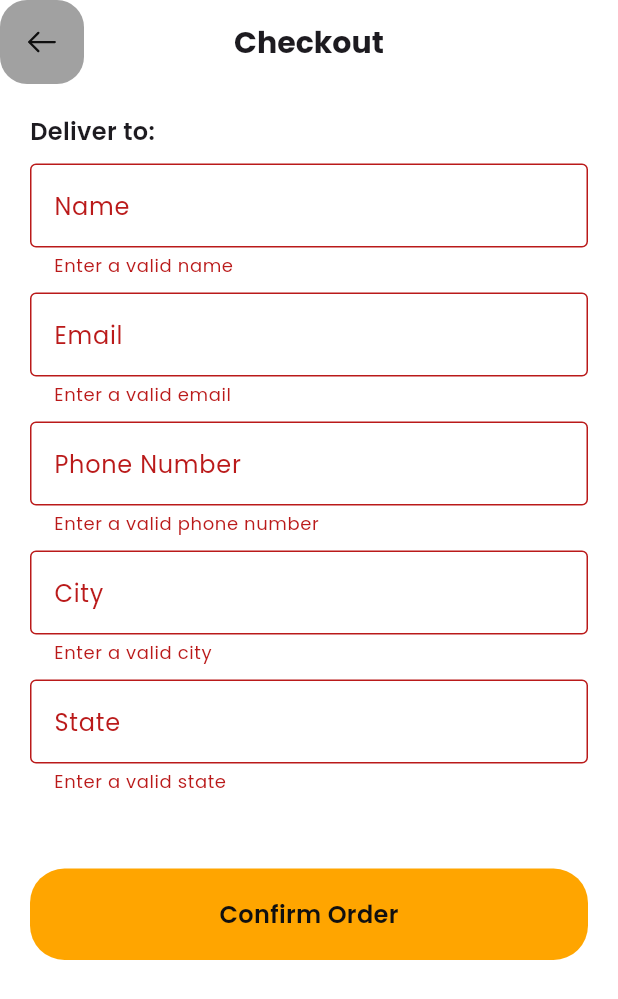
After one commit to AnthonyAniobi/Food-Ordering-App, a Flutter app: the CheckoutScreen screen opened directly, after a tap on "Confirm Order", on a phone screen of 412 x 824 dp. The commit adds this screen. Shown: the top 999 px of the screen. Run offline on Flutter 3.47's test engine with Material 3 defaults, Android fonts, the phone set to English and light mode, and no system bars; our stand-ins replace cloud_firestore, device_info_plus, dotted_line, firebase_core, flutter_svg, google_fonts and 1 more; missing offline and left inert: flutter_stripe; accounts and stored records are empty.

Commit message:
add payment to checkout

```diff
--- /dev/null
+++ b/lib/bag/checkout_screen.dart
@@ -0,0 +1,260 @@
+import 'dart:convert';
+import 'dart:io';
+
+import 'package:cloud_firestore/cloud_firestore.dart';
+import 'package:device_info_plus/device_info_plus.dart';
+import 'package:flutter/material.dart';
+import 'package:flutter_stripe/flutter_stripe.dart';
+import 'package:food_ordering_app/bag/checkout_success_screen.dart';
+import 'package:food_ordering_app/bag/model/bag_model.dart';
+import 'package:food_ordering_app/constants/secret_keys.dart';
+import 'package:food_ordering_app/orders/model/address_model.dart';
+import 'package:food_ordering_app/orders/model/order_model.dart';
+import 'package:food_ordering_app/widgets/custom_back_button.dart';
+import 'package:food_ordering_app/widgets/primary_button.dart';
+
+import 'package:http/http.dart' as http;
+import 'package:uuid/uuid.dart';
+
+class CheckoutScreen extends StatefulWidget {
+  const CheckoutScreen({super.key});
+
+  @override
+  State<CheckoutScreen> createState() => _CheckoutScreenState();
+}
+
+class _CheckoutScreenState extends State<CheckoutScreen> {
+  ValueNotifier<bool> processingPayment = ValueNotifier(false);
+
+  GlobalKey<FormState> formState = GlobalKey();
+
+  final TextEditingController nameController = TextEditingController();
+  final TextEditingController emailController = TextEditingController();
+  final TextEditingController phoneController = TextEditingController();
+  final TextEditingController addressController = TextEditingController();
+  final TextEditingController cityController = TextEditingController();
+  final TextEditingController stateController = TextEditingController();
+
+  @override
+  Widget build(BuildContext context) {
+    return Scaffold(
+      backgroundColor: Colors.white,
+      appBar: AppBar(
+        forceMaterialTransparency: true,
+        leading: CustomBackButton(darkBackground: true),
+        centerTitle: true,
+        title: Text(
+          'Checkout',
+          style: TextStyle(fontSize: 20, fontWeight: FontWeight.bold),
+        ),
+      ),
+      body: Form(
+        key: formState,
+        child: ListView(
+          padding: EdgeInsets.symmetric(horizontal: 20),
+          children: [
+            SizedBox(height: 20),
+            Text(
+              'Deliver to:',
+              style: TextStyle(fontSize: 16, fontWeight: FontWeight.w600),
+            ),
+            SizedBox(height: 10),
+            TextFormField(
+              controller: nameController,
+              decoration: InputDecoration(
+                label: Text('Name'),
+                border: OutlineInputBorder(),
+              ),
+              validator:
+                  (txt) => (txt?.isEmpty ?? true) ? 'Enter a valid name' : null,
+            ),
+            SizedBox(height: 10),
+            TextFormField(
+              controller: emailController,
+              decoration: InputDecoration(
+                label: Text('Email'),
+                border: OutlineInputBorder(),
+              ),
+              validator:
+                  (txt) =>
+                      (txt?.isEmpty ?? true) ? 'Enter a valid email' : null,
+            ),
+            SizedBox(height: 10),
+            TextFormField(
+              controller: phoneController,
+              decoration: InputDecoration(
+                label: Text('Phone Number'),
+                border: OutlineInputBorder(),
+              ),
+              validator:
+                  (txt) =>
+                      (txt?.isEmpty ?? true)
+                          ? 'Enter a valid phone number'
+                          : null,
+            ),
+            SizedBox(height: 10),
+            TextFormField(
+              controller: cityController,
+              decoration: InputDecoration(
+                label: Text('City'),
+                border: OutlineInputBorder(),
+              ),
+              validator:
+                  (txt) => (txt?.isEmpty ?? true) ? 'Enter a valid city' : null,
+            ),
+            SizedBox(height: 10),
+            TextFormField(
+              controller: stateController,
+              decoration: InputDecoration(
+                label: Text('State'),
+                border: OutlineInputBorder(),
+              ),
+              validator:
+                  (txt) =>
+                      (txt?.isEmpty ?? true) ? 'Enter a valid state' : null,
+            ),
+            SizedBox(height: 50),
+            ValueListenableBuilder(
+              valueListenable: processingPayment,
+              builder: (context, loading, _) {
+                return PrimaryButton(
+                  onTap: makePayment,
+                  text: 'Confirm Order',
+                  isLoading: loading,
+                );
+              },
+            ),
+            SizedBox(height: 50),
+          ],
+        ),
+      ),
+    );
+  }
+
+  Future<void> makePayment() async {
+    if (formState.currentState?.validate() != true) {
+      return;
+    }
+
+    processingPayment.value = true;
+    try {
+      final bag = BagModel();
+      double cartPrice = bag.totalPrice;
+      double deliveryFee = 12.0;
+      double amountInCents = (cartPrice + deliveryFee) * 100;
+      final uniqueId = Uuid().v4();
+      final deviceId = await getDeviceId();
+      final address = UserAdressModel(
+        name: nameController.text,
+        phoneNumber: phoneController.text,
+        address: addressController.text,
+        state: stateController.text,
+        city: cityController.text,
+        country: 'US',
+      );
+
+      final order = OrderModel(
+        deviceId: deviceId,
+        orderId: uniqueId,
+        status: 'pending',
+        date: DateTime.now(),
+        items: bag.items,
+        deliveryFee: deliveryFee,
+        address: address,
+        info: null,
+      );
+
+      final paymentIntentData = await _createPaymentIntent(
+        amountInCents.round(),
+        'usd',
+      );
+
+      await Stripe.instance.initPaymentSheet(
+        paymentSheetParameters: SetupPaymentSheetParameters(
+          merchantDisplayName: "Restaurant App",
+          paymentIntentClientSecret: paymentIntentData['client_secret'],
+          style: ThemeMode.light,
+          billingDetails: BillingDetails(
+            phone: phoneController.text,
+            email: emailController.text,
+            address: Address(
+              city: cityController.text,
+              country: 'US',
+              line1: addressController.text,
+              line2: null,
+              postalCode: null,
+              state: stateController.text,
+            ),
+          ),
+          billingDetailsCollectionConfiguration:
+              BillingDetailsCollectionConfiguration(
+                name: CollectionMode.always,
+                address: AddressCollectionMode.never,
+                attachDefaultsToPaymentMethod: true,
+                email: CollectionMode.never,
+                phone: CollectionMode.never,
+              ),
+        ),
+      );
+
+      await Stripe.instance.presentPaymentSheet();
+
+      await FirebaseFirestore.instance
+          .collection('orders')
+          .doc(uniqueId)
+          .set(order.toJson());
+
+      Navigator.push(
+        context,
+        MaterialPageRoute(
+          builder: (context) {
+            return CheckoutSuccessScreen();
+          },
+        ),
+      );
+      bag.clearCart();
+    } on StripeException catch (e) {
+      ScaffoldMessenger.of(context).showSnackBar(
+        SnackBar(content: Text("Error: ${e.error.localizedMessage}")),
+      );
+    } catch (e) {
+      ScaffoldMessenger.of(
+        context,
+      ).showSnackBar(SnackBar(content: Text("Error: $e")));
+    } finally {
+      processingPayment.value = false;
+    }
+  }
+
+  Future<Map<String, dynamic>> _createPaymentIntent(
+    int amount,
+    String currency,
+  ) async {
+    final url = Uri.parse('https://api.stripe.com/v1/payment_intents');
+
+    final response = await http.post(
+      url,
+      body: {'amount': amount.toString(), 'currency': currency},
+      headers: {'Authorization': 'Bearer $stripeSecretKey'},
+    );
+
+    if (response.statusCode != 200) {
+      throw Exception('Failed to create Payment Intent: ${response.body}');
+    }
+
+    return jsonDecode(response.body);
+  }
+
+  Future<String> getDeviceId() async {
+    final deviceInfo = DeviceInfoPlugin();
+    if (Platform.isAndroid) {
+      final androidInfo = await deviceInfo.androidInfo;
+      return androidInfo.id;
+    } else if (Platform.isIOS) {
+      final iosInfo = await deviceInfo.iosInfo;
+      return iosInfo.identifierForVendor ?? '';
+    } else {
+      return '';
+    }
+  }
+}
--- a/lib/bag/model/bag_item.dart
+++ b/lib/bag/model/bag_item.dart
@@ -22,4 +22,30 @@ class BagItem {
     required this.details,
     this.quantity = 1,
   });
+
+  factory BagItem.fromJson(Map<String, dynamic> json) {
+    return BagItem(
+      productId: json['productId'],
+      restaurantId: json['restaurantId'],
+      restaurantName: json['restaurantName'],
+      name: json['name'],
+      image: json['image'],
+      size: json['size'],
+      price: json['price'],
+      details: json['details'],
+      quantity: json['quantity'],
+    );
+  }
+
+  Map<String, dynamic> toJson() => {
+    'productId': productId,
+    'restaurantId': restaurantId,
+    'restaurantName': restaurantName,
+    'name': name,
+    'image': image,
+    'size': size,
+    'price': price,
+    'details': details,
+    'quantity': quantity,
+  };
 }
--- a/lib/bag/model/bag_model.dart
+++ b/lib/bag/model/bag_model.dart
@@ -52,4 +52,10 @@ class BagModel {
       (item) => item.productId == id && item.details == details,
     );
   }
+
+  get items => _items;
+
+  void clearCart() {
+    _items.clear();
+  }
 }
--- /dev/null
+++ b/lib/constants/app_utils.dart
@@ -0,0 +1,5 @@
+import 'package:flutter/material.dart';
+
+class AppUtils {
+  static late TabController tabController;
+}
--- /dev/null
+++ b/lib/constants/secret_keys.dart
@@ -0,0 +1,2 @@
+const String stripeSecretKey = "";
+const String stripePublishKey = "";
--- a/lib/main.dart
+++ b/lib/main.dart
@@ -1,5 +1,7 @@
 import 'package:firebase_core/firebase_core.dart';
 import 'package:flutter/material.dart';
+import 'package:flutter_stripe/flutter_stripe.dart';
+import 'package:food_ordering_app/constants/secret_keys.dart';
 import 'package:food_ordering_app/firebase_options.dart';
 import 'package:food_ordering_app/splash_screen/splash_screen.dart';
 import 'package:google_fonts/google_fonts.dart';
@@ -7,6 +9,7 @@ import 'package:google_fonts/google_fonts.dart';
 void main() async {
   WidgetsFlutterBinding.ensureInitialized();
   Firebase.initializeApp();
+  Stripe.publishableKey = stripePublishKey;
   await Firebase.initializeApp(options: DefaultFirebaseOptions.currentPlatform);
   runApp(const MyApp());
 }
--- /dev/null
+++ b/lib/orders/model/address_model.dart
@@ -0,0 +1,37 @@
+class UserAdressModel {
+  final String name;
+  final String phoneNumber;
+  final String address;
+  final String city;
+  final String state;
+  final String country;
+
+  UserAdressModel({
+    required this.name,
+    required this.phoneNumber,
+    required this.address,
+    required this.city,
+    required this.state,
+    required this.country,
+  });
+
+  factory UserAdressModel.fromJson(Map<String, dynamic> json) {
+    return UserAdressModel(
+      name: json['name'],
+      phoneNumber: json['phoneNumber'],
+      address: json['address'],
+      city: json['city'],
+      state: json['state'],
+      country: json['country'],
+    );
+  }
+
+  Map<String, dynamic> toJson() => {
+    'name': name,
+    'phoneNumber': phoneNumber,
+    'address': address,
+    'city': city,
+    'state': state,
+    'country': country,
+  };
+}
--- /dev/null
+++ b/lib/orders/model/delivery_information.dart
@@ -0,0 +1,33 @@
+class DeliveryInformation {
+  final String contractName;
+  final String contactPhone;
+  final String status;
+  final String latitude;
+  final String longitude;
+
+  DeliveryInformation({
+    required this.contractName,
+    required this.contactPhone,
+    required this.status,
+    required this.latitude,
+    required this.longitude,
+  });
+
+  factory DeliveryInformation.fromJson(Map<String, dynamic> json) {
+    return DeliveryInformation(
+      contractName: json['contractName'],
+      contactPhone: json['contactPhone'],
+      status: json['status'],
+      latitude: json['latitude'],
+      longitude: json['longitude'],
+    );
+  }
+
+  Map<String, dynamic> toJson() => {
+    'contractName': contractName,
+    'contactPhone': contactPhone,
+    'status': status,
+    'latitude': latitude,
+    'longitude': longitude,
+  };
+}
--- /dev/null
+++ b/lib/orders/model/order_model.dart
@@ -0,0 +1,55 @@
+import 'package:food_ordering_app/bag/model/bag_item.dart';
+import 'package:food_ordering_app/orders/model/address_model.dart';
+import 'package:food_ordering_app/orders/model/delivery_information.dart';
+
+class OrderModel {
+  final String orderId;
+  final String deviceId;
+  final String status;
+  final DateTime date;
+  final List<BagItem> items;
+  final double deliveryFee;
+  final DeliveryInformation? info;
+  final UserAdressModel address;
+
+  OrderModel({
+    required this.orderId,
+    required this.deviceId,
+    required this.status,
+    required this.date,
+    required this.items,
+    required this.deliveryFee,
+    required this.info,
+    required this.address,
+  });
+
+  factory OrderModel.fromJson(Map<String, dynamic> json) {
+    return OrderModel(
+      orderId: json['orderId'],
+      deviceId: json['deviceId'],
+      status: json['status'],
+      date: DateTime.parse(json['date']),
+      items:
+          (json['items'] as List)
+              .map((item) => BagItem.fromJson(item))
+              .toList(),
+      deliveryFee: json['deliveryFee'],
+      info:
+          json['info'] == null
+              ? null
+              : DeliveryInformation.fromJson(json['info']),
+      address: UserAdressModel.fromJson(json['address']),
+    );
+  }
+
+  Map<String, dynamic> toJson() => {
+    'orderId': orderId,
+    'deviceId': deviceId,
+    'status': status,
+    'date': date.toString(),
+    'items': items.map((item) => item.toJson()).toList(),
+    'deliveryFee': deliveryFee,
+    'info': info?.toJson(),
+    'address': address.toJson(),
+  };
+}
--- a/lib/widgets/primary_button.dart
+++ b/lib/widgets/primary_button.dart
@@ -3,12 +3,18 @@ import 'package:flutter/material.dart';
 class PrimaryButton extends StatelessWidget {
   final void Function() onTap;
   final String text;
-  const PrimaryButton({super.key, required this.onTap, required this.text});
+  final bool isLoading;
+  const PrimaryButton({
+    super.key,
+    required this.onTap,
+    required this.text,
+    this.isLoading = false,
+  });
 
   @override
   Widget build(BuildContext context) {
     return InkWell(
-      onTap: onTap,
+      onTap: isLoading ? null : onTap,
       child: Container(
         height: 61,
         width: double.maxFinite,
@@ -17,7 +23,10 @@ class PrimaryButton extends StatelessWidget {
           borderRadius: BorderRadius.circular(23),
           color: const Color(0xFFFFA500),
         ),
-        child: Text(
+        child:
+            isLoading
+                ? CircularProgressIndicator(color: Colors.black)
+                : Text(
                   text,
                   style: TextStyle(
                     color: const Color(0xFF101010),
--- a/pubspec.yaml
+++ b/pubspec.yaml
@@ -37,6 +37,10 @@ dependencies:
   flutter_svg: ^2.2.0
   google_fonts: ^6.2.1
   shimmer: ^3.0.0
+  device_info_plus: ^11.5.0
+  uuid: ^4.5.1
+  http: ^1.4.0
+  flutter_stripe: ^11.5.0
 
 
 dev_dependencies:
```
Also changed, not shown: lib/bag/bag_screen.dart (+14 -1 lines), lib/bag/checkout_success_screen.dart (added, +49 -0 lines), lib/tab_overlay/tab_overlay.dart (+6 -6 lines), pubspec.lock, 4 other files. Lines whose indentation alone changed are shown as unchanged.
